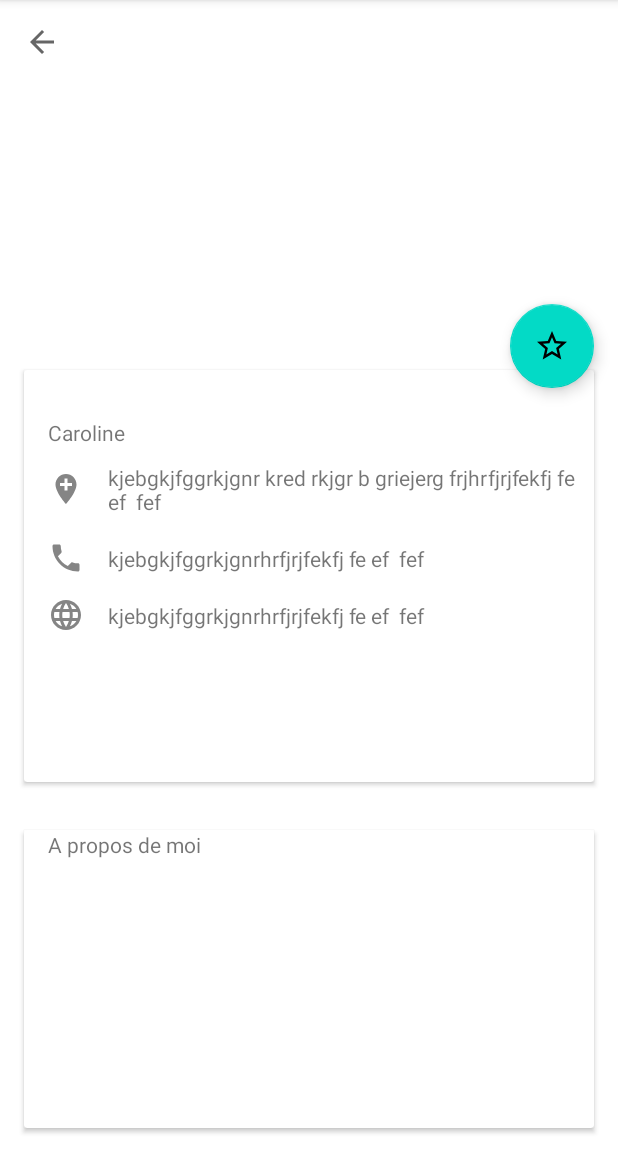
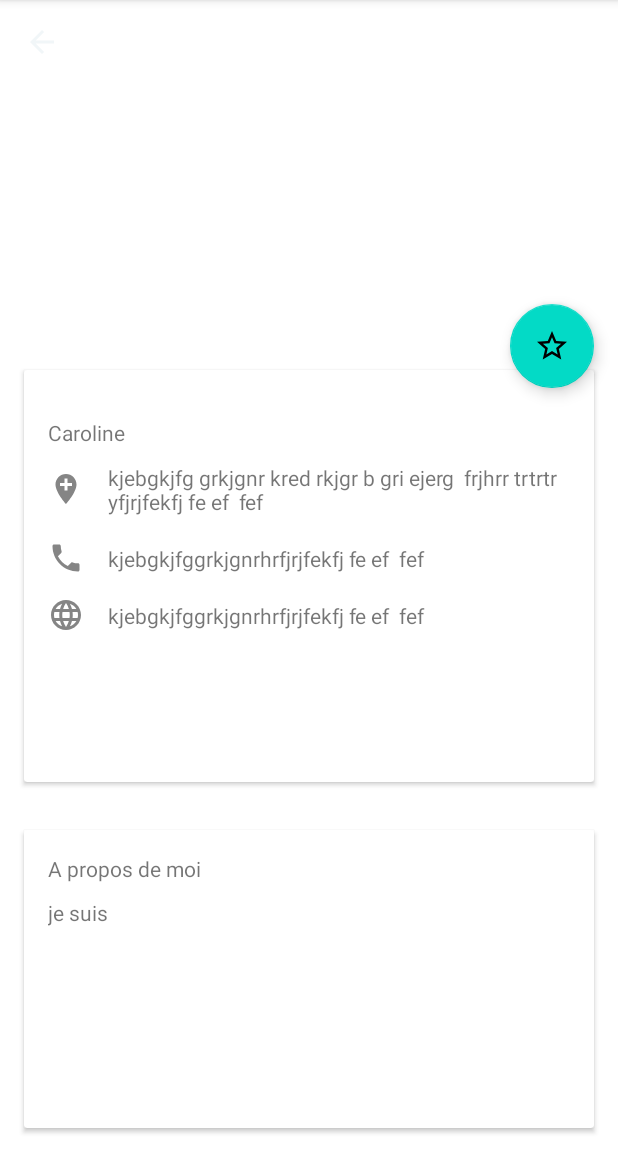
Before and after one commit to Njeudji/Entrevoisins, an Android app: the DetailsNeighbourActivity screen opened directly, with no data from a screen before it, on a phone screen of 412 x 824 dp, the part 84-1236 px from its top. Run offline under Robolectric (Android 15) with nearby library versions, the phone set to English and light mode, and no system bars; our stand-ins replace ButterKnife; pictures from the network do not load; 6 statements that could not run were skipped.

```diff
--- a/app/src/main/java/com/openclassrooms/entrevoisins/service/NeighbourApiService.java
+++ b/app/src/main/java/com/openclassrooms/entrevoisins/service/NeighbourApiService.java
@@ -27,4 +27,16 @@ public interface NeighbourApiService {
      * @param neighbour
      */
     void createNeighbour(Neighbour neighbour);
+
+    void updateFabNeighbour(Neighbour neighbour);
+
+    List<Neighbour> filterNeighbours();
+
+
+
+    // methode pour filtrer pour avoir uniquement les voisins favoris
+    // retourner une liste
+    // pas de paramètre
+
+
 }
--- a/app/src/main/java/com/openclassrooms/entrevoisins/ui/neighbour_list/AddNeighbourActivity.java
+++ b/app/src/main/java/com/openclassrooms/entrevoisins/ui/neighbour_list/AddNeighbourActivity.java
@@ -43,7 +43,7 @@ public class AddNeighbourActivity extends AppCompatActivity {
 
     @Override
     protected void onCreate(Bundle savedInstanceState) {
-        super.onCreate(savedInstanceState);
+         super.onCreate(savedInstanceState);
         setContentView(R.layout.activity_add_neighbour);
         ButterKnife.bind(this);
         getSupportActionBar().setDisplayHomeAsUpEnabled(true);
--- a/app/src/main/java/com/openclassrooms/entrevoisins/ui/neighbour_list/DetailsNeighbourActivity.java
+++ b/app/src/main/java/com/openclassrooms/entrevoisins/ui/neighbour_list/DetailsNeighbourActivity.java
@@ -1,6 +1,7 @@
 package com.openclassrooms.entrevoisins.ui.neighbour_list;
 
 import android.content.Intent;
+import android.support.design.widget.FloatingActionButton;
 import android.support.v4.view.ViewPager;
 import android.support.v7.app.AppCompatActivity;
 import android.os.Bundle;
@@ -18,16 +19,23 @@ import org.w3c.dom.Text;
 
 import butterknife.BindView;
 import butterknife.ButterKnife;
+import butterknife.OnClick;
 
 public class DetailsNeighbourActivity extends AppCompatActivity {
     private NeighbourApiService mApiService;
     Neighbour neighbour;
     @BindView(R.id.neighbour_name_subtitle)
     TextView mNeighbourName;
-    @BindView(R.id.address_text)
+    @BindView(R.id.item_address_text)
     TextView mNeighbourAddress;
     @BindView(R.id.neighbour_image)
     ImageView mNeighbourAvatar;
+    @BindView(R.id.item_phone_text)
+    TextView mNeighbourPhone;
+    @BindView(R.id.item_link_text)
+    TextView mNeighbourLink;
+    @BindView(R.id.floatingActionButton)
+    FloatingActionButton isFavoriteFab;
 
 
     @Override
@@ -53,6 +61,36 @@ public class DetailsNeighbourActivity extends AppCompatActivity {
         Glide.with(mNeighbourAvatar.getContext())
                 .load(neighbour.getAvatarUrl())
                 .into(mNeighbourAvatar);
+        mNeighbourPhone.setText(neighbour.getPhoneNumber());
+        mNeighbourLink.setText(neighbour.getAvatarUrl());
+        updateFabImage();
 
     }
+
+    private void updateFabImage() {
+        if (neighbour.isFavorite()) {
+            isFavoriteFab.setImageResource(R.drawable.ic_star_white_24dp);
+        } else {
+            isFavoriteFab.setImageResource(R.drawable.ic_star_border_white_24dp);
+        }
+    }
+
+
+    @OnClick(R.id.floatingActionButton)
+    void updateFavorite() {
+        neighbour.setFavorite(!neighbour.isFavorite());
+        updateFabImage();
+    }
+
+    @Override
+    public void onBackPressed() {
+        super.onBackPressed();
+        onItemButtonReturnClicked();
+    }
+
+    @OnClick(R.id.item_button_return)
+    void onItemButtonReturnClicked() {
+        mApiService.updateFabNeighbour(neighbour);
+        finish();
+    }
 }
--- a/app/src/main/java/com/openclassrooms/entrevoisins/ui/neighbour_list/MyNeighbourRecyclerViewAdapter.java
+++ b/app/src/main/java/com/openclassrooms/entrevoisins/ui/neighbour_list/MyNeighbourRecyclerViewAdapter.java
@@ -85,7 +85,6 @@ public class MyNeighbourRecyclerViewAdapter extends RecyclerView.Adapter<MyNeigh
         @BindView(R.id.item_list_container)
         public ConstraintLayout mContainer;
 
-
         public ViewHolder(View view) {
             super(view);
             ButterKnife.bind(this, view);
--- a/app/src/main/res/layout/activity_details_neighbour.xml
+++ b/app/src/main/res/layout/activity_details_neighbour.xml
@@ -39,14 +39,17 @@
         app:layout_constraintBottom_toBottomOf="@+id/neighbour_image"
         app:layout_constraintEnd_toEndOf="@+id/neighbour_image"
         app:layout_constraintTop_toBottomOf="@+id/neighbour_image"
+        app:layout_constraintVertical_bias="0.517"
         app:srcCompat="@drawable/ic_star_border_white_24dp" />
 
     <android.support.v7.widget.AppCompatImageButton
+        android:id="@+id/item_button_return"
         android:layout_width="wrap_content"
         android:layout_height="wrap_content"
         android:layout_marginStart="16dp"
         android:layout_marginTop="16dp"
         android:background="@android:color/transparent"
+        android:tint="#F1F6F8"
         android:src="?attr/actionModeCloseDrawable"
         app:layout_constraintStart_toStartOf="parent"
         app:layout_constraintTop_toTopOf="parent" />
@@ -84,12 +87,12 @@
                 app:layout_constraintTop_toBottomOf="@+id/neighbour_name_subtitle" />
 
             <TextView
-                android:id="@+id/address_text"
+                android:id="@+id/item_address_text"
                 android:layout_width="0dp"
                 android:layout_height="wrap_content"
                 android:layout_marginStart="16dp"
                 android:maxLines="2"
-                android:text="kjebgkjfggrkjgnr kred rkjgr b griejerg frjhrfjrjfekfj fe ef  fef"
+                android:text="kjebgkjfg grkjgnr kred rkjgr b gri ejerg  frjhrr trtrtr yfjrjfekfj fe ef  fef"
                 app:layout_constraintBottom_toBottomOf="@id/ic_address"
                 app:layout_constraintEnd_toEndOf="parent"
                 app:layout_constraintStart_toEndOf="@id/ic_address"
@@ -102,10 +105,10 @@
                 android:layout_marginTop="16dp"
                 android:src="@drawable/ic_phone"
                 app:layout_constraintStart_toStartOf="parent"
-                app:layout_constraintTop_toBottomOf="@id/address_text" />
+                app:layout_constraintTop_toBottomOf="@id/item_address_text" />
 
             <TextView
-                android:id="@+id/address_text1"
+                android:id="@+id/item_phone_text"
                 android:layout_width="0dp"
                 android:layout_height="wrap_content"
                 android:layout_marginStart="16dp"
@@ -123,10 +126,10 @@
                 android:layout_marginTop="16dp"
                 android:src="@drawable/ic_link"
                 app:layout_constraintStart_toStartOf="parent"
-                app:layout_constraintTop_toBottomOf="@id/address_text1" />
+                app:layout_constraintTop_toBottomOf="@id/item_phone_text" />
 
             <TextView
-                android:id="@+id/address_text2"
+                android:id="@+id/item_link_text"
                 android:layout_width="0dp"
                 android:layout_height="wrap_content"
                 android:layout_marginStart="16dp"
@@ -161,22 +164,30 @@
         <android.support.constraint.ConstraintLayout
             android:layout_width="match_parent"
             android:layout_height="match_parent"
-            android:layout_marginStart="16dp">
+
+            android:layout_margin="16dp">
 
             <TextView
                 android:id="@+id/Text_about_me"
                 android:layout_width="0dp"
                 android:layout_height="wrap_content"
-                android:layout_marginTop="20dp"
                 android:text="A propos de moi"
+                app:layout_constraintEnd_toEndOf="parent"
                 app:layout_constraintStart_toStartOf="parent"
-                app:layout_constraintTop_toTopOf="@+id/textView" />
+                app:layout_constraintTop_toTopOf="parent"/>
+
 
             <TextView
-                android:id="@+id/textView"
-                android:layout_width="match_parent"
-                android:layout_height="wrap_content"
-                app:layout_constraintTop_toBottomOf="@id/Text_about_me"/>
+                android:id="@+id/item_about_me_text"
+                android:layout_width="0dp"
+                android:layout_height="0dp"
+                android:layout_marginTop="10dp"
+                android:text="je suis"
+                app:layout_constraintBottom_toBottomOf="parent"
+                app:layout_constraintEnd_toEndOf="parent"
+                app:layout_constraintStart_toStartOf="parent"
+                app:layout_constraintTop_toBottomOf="@id/Text_about_me" />
+
 
         </android.support.constraint.ConstraintLayout>
     </android.support.v7.widget.CardView>
--- a/build.gradle
+++ b/build.gradle
@@ -7,7 +7,7 @@ buildscript {
 
     }
     dependencies {
-        classpath 'com.android.tools.build:gradle:4.1.3'
+        classpath 'com.android.tools.build:gradle:4.2.2'
 
         // NOTE: Do not place your application dependencies here; they belong
         // in the individual module build.gradle files
```
Also changed, not shown: app/src/main/java/com/openclassrooms/entrevoisins/model/Neighbour.java (+11 -0 lines), app/src/main/java/com/openclassrooms/entrevoisins/service/DummyNeighbourApiService.java (+33 -1 lines), app/src/main/java/com/openclassrooms/entrevoisins/ui/neighbour_list/ListNeighbourPagerAdapter.java (+5 -2 lines), app/src/main/java/com/openclassrooms/entrevoisins/ui/neighbour_list/NeighbourFragment.java (+9 -2 lines), gradle/wrapper/gradle-wrapper.properties, 2 other files.
